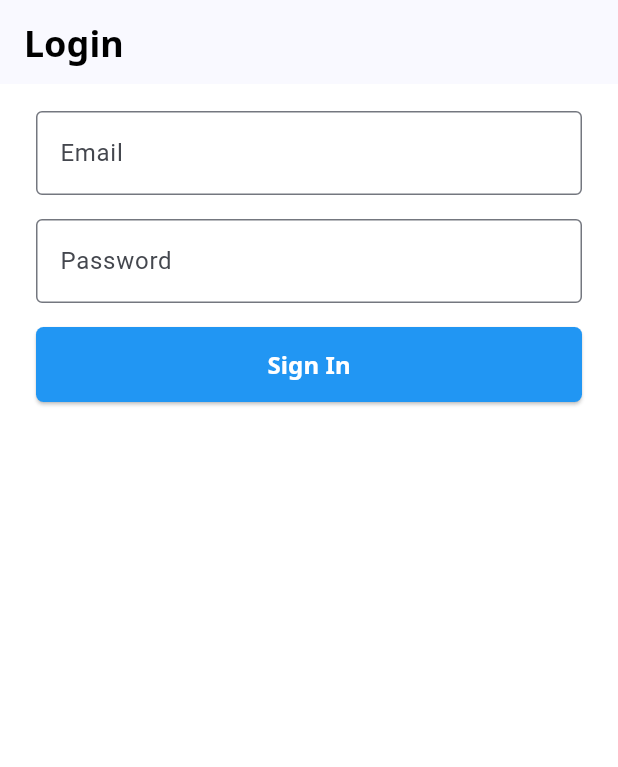
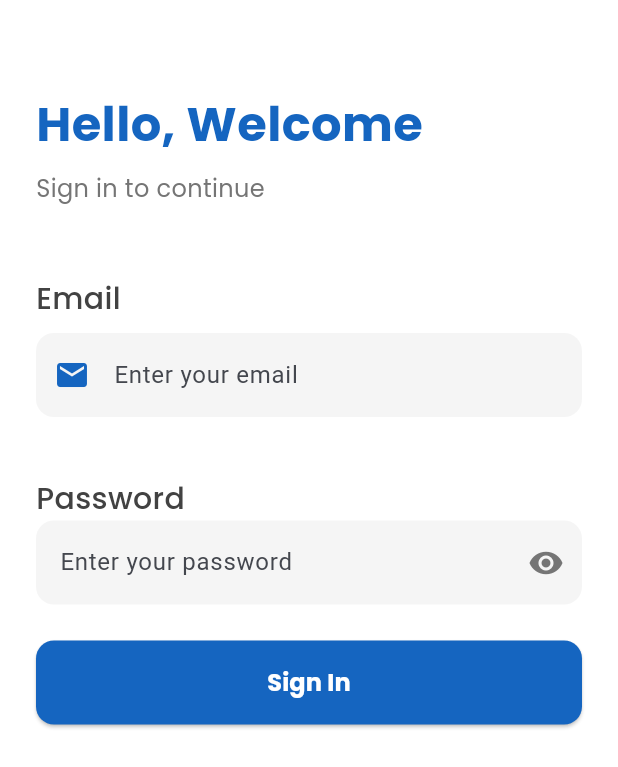
Before and after one commit to darkarnold/flutter-banking-app, a Flutter app: the screen it shows after launch, on a phone screen of 412 x 824 dp. Shown: the top 767 px of the screen. Run offline on Flutter 3.47's test engine with Material 3 defaults, Android fonts, the phone set to English and light mode, and no system bars; our stand-ins replace firebase_auth, firebase_core, google_fonts; accounts and stored records are empty; generated files the repository leaves out were written again.

Commit message:
add loading indicators and ui improvements to login screen

```diff
--- a/lib/screens/login_screen.dart
+++ b/lib/screens/login_screen.dart
@@ -1,4 +1,4 @@
-import 'package:banking_mobile_app/services/authentication_service.dart';
+import '../services/authentication_service.dart';
 import 'package:flutter/material.dart';
 import 'package:google_fonts/google_fonts.dart';
 import 'package:provider/provider.dart';
@@ -11,6 +11,8 @@ class LoginScreen extends StatefulWidget {
 }
 
 class LoginScreenState extends State<LoginScreen> {
+  bool isLoading = false;
+  bool _isObscureText = true;
   final _formKey = GlobalKey<FormState>();
   String email = '';
   String password = '';
@@ -21,29 +23,58 @@ class LoginScreenState extends State<LoginScreen> {
   Widget build(BuildContext context) {
     return Scaffold(
         backgroundColor: Colors.white,
-        appBar: AppBar(
-          title: Text(
-            'Login',
-            style: GoogleFonts.notoSans(
-                textStyle: const TextStyle(
-              fontSize: 24,
-              fontWeight: FontWeight.bold,
-              color: Colors.black,
-            )),
-          ),
-        ),
         body: SafeArea(
+            child: SingleChildScrollView(
           child: Padding(
             padding: const EdgeInsets.symmetric(horizontal: 24.0),
             child: Form(
                 key: _formKey,
-                child: Column(children: [
-                  const SizedBox(height: 18.0),
+                child: Column(
+                    crossAxisAlignment: CrossAxisAlignment.start,
+                    children: [
+                      const SizedBox(height: 60.0),
+                      Text(
+                        'Hello, Welcome',
+                        style: GoogleFonts.poppins(
+                          textStyle: TextStyle(
+                            fontSize: 32,
+                            fontWeight: FontWeight.bold,
+                            color: Colors.blue[800],
+                          ),
+                        ),
+                      ),
+                      const SizedBox(height: 8.0),
+                      Text(
+                        'Sign in to continue',
+                        style: GoogleFonts.poppins(
+                          textStyle: TextStyle(
+                            fontSize: 16,
+                            color: Colors.grey[600],
+                          ),
+                        ),
+                      ),
+                      const SizedBox(height: 48.0),
+                      Text('Email',
+                          style: GoogleFonts.poppins(
+                              textStyle: TextStyle(
+                            fontSize: 20,
+                            fontWeight: FontWeight.w500,
+                            color: Colors.grey[800],
+                          ))),
+                      const SizedBox(height: 8.0),
                       TextFormField(
                         controller: emailController,
-                    decoration: const InputDecoration(
-                      border: OutlineInputBorder(),
-                      labelText: 'Email',
+                        decoration: InputDecoration(
+                          prefixIcon: Icon(
+                            Icons.email,
+                            color: Colors.blue[800],
+                          ),
+                          fillColor: Colors.grey[100],
+                          border: OutlineInputBorder(
+                              borderRadius: BorderRadius.circular(12),
+                              borderSide: BorderSide.none),
+                          hintText: 'Enter your email',
+                          filled: true,
                         ),
                         validator: (value) {
                           if (value == null || value.isEmpty) {
@@ -57,13 +88,38 @@ class LoginScreenState extends State<LoginScreen> {
                           });
                         },
                       ),
-                  const SizedBox(height: 16.0),
+                      const SizedBox(height: 40.0),
+                      Text('Password',
+                          style: GoogleFonts.poppins(
+                              textStyle: TextStyle(
+                            fontSize: 20,
+                            fontWeight: FontWeight.w500,
+                            color: Colors.grey[800],
+                          ))),
                       TextFormField(
                         controller: passwordController,
-                    decoration: const InputDecoration(
-                      border: OutlineInputBorder(),
-                      labelText: 'Password',
+                        obscureText: _isObscureText,
+                        decoration: InputDecoration(
+                            border: OutlineInputBorder(
+                              borderRadius: BorderRadius.circular(12.0),
+                              borderSide: BorderSide.none,
                             ),
+                            hintText: 'Enter your password',
+                            filled: true,
+                            fillColor: Colors.grey[100],
+                            suffixIcon: IconButton(
+                              icon: Icon(
+                                _isObscureText
+                                    ? Icons.visibility
+                                    : Icons.visibility_off,
+                                color: Colors.grey[600],
+                              ),
+                              onPressed: () {
+                                setState(() {
+                                  _isObscureText = !_isObscureText;
+                                });
+                              },
+                            )),
                         validator: (value) {
                           if (value == null || value.isEmpty) {
                             return 'Please enter your password';
@@ -72,25 +128,42 @@ class LoginScreenState extends State<LoginScreen> {
                         },
                         onSaved: (value) => password = value!,
                       ),
-                  const SizedBox(height: 16.0),
+                      const SizedBox(height: 24.0),
                       ElevatedButton(
-                      onPressed: () {
+                          onPressed: isLoading
+                              ? null
+                              : () {
                                   if (_formKey.currentState!.validate()) {
+                                    // set loading state
+                                    setState(() {
+                                      isLoading = true;
+                                    });
                                     _formKey.currentState!.save();
-                          context.read<AuthenticationService>().signIn(
+                                    context
+                                        .read<AuthenticationService>()
+                                        .signIn(
                                             email: emailController.text,
                                             password: passwordController.text);
                                   }
                                 },
                           style: ElevatedButton.styleFrom(
-                          minimumSize: const Size(double.infinity, 50),
-                          backgroundColor: Colors.blue,
+                              minimumSize: const Size(double.infinity, 56.0),
+                              backgroundColor: Colors.blue[800],
                               shape: RoundedRectangleBorder(
-                            borderRadius: BorderRadius.circular(5.0),
+                                borderRadius: BorderRadius.circular(12.0),
                               )),
-                      child: Text(
+                          child: isLoading
+                              ? const SizedBox(
+                                  height: 24,
+                                  width: 24,
+                                  child: CircularProgressIndicator(
+                                    color: Colors.white,
+                                    strokeWidth: 2,
+                                  ),
+                                )
+                              : Text(
                                   'Sign In',
-                        style: GoogleFonts.notoSans(
+                                  style: GoogleFonts.poppins(
                                       textStyle: const TextStyle(
                                           color: Colors.white,
                                           fontSize: 16.0,
@@ -98,6 +171,6 @@ class LoginScreenState extends State<LoginScreen> {
                                 )),
                     ])),
           ),
-        ));
+        )));
   }
 }
```
Also changed, not shown: lib/widgets/send_money_form.dart (+45 -7 lines). Lines whose indentation alone changed are shown as unchanged.
